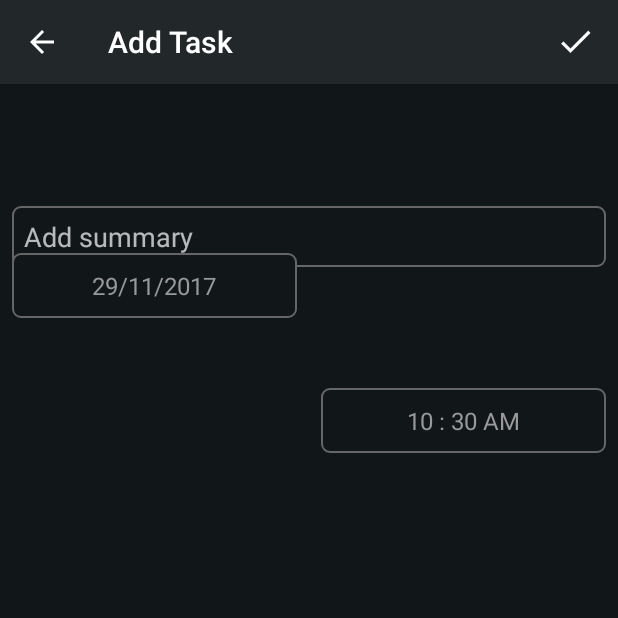
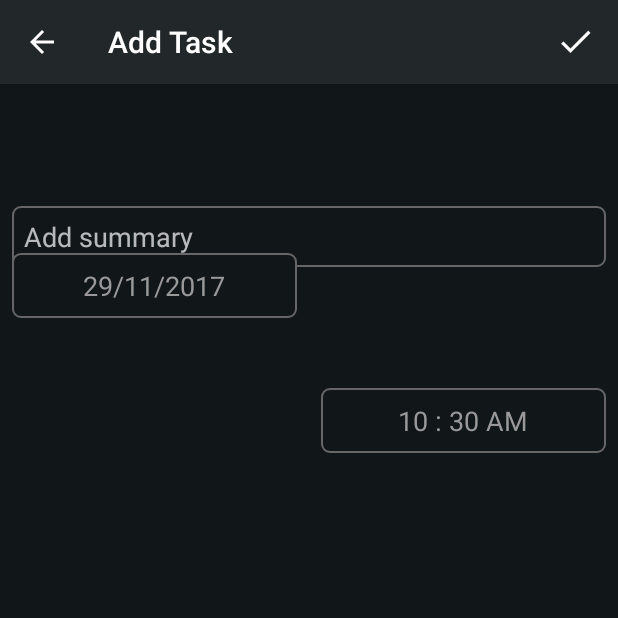
Before and after one commit to Scarfaiz/DeadlineYesterday, an Android app: the AddTaskActivity screen opened directly, with no data from a screen before it, on a phone screen of 412 x 824 dp, the top half of it. Run offline under Robolectric (Android 15) with nearby library versions, the phone set to English and light mode, and no system bars; libraries missing offline, so code that uses them is left out: com.wafflecopter.charcounttextview; plain views replace CharCountTextView; 3 statements that could not run were skipped.

Commit message:
Date- and timepicker dialogs upd

```diff
--- a/app/src/main/res/layout/activity_add_task.xml
+++ b/app/src/main/res/layout/activity_add_task.xml
@@ -59,7 +59,7 @@
         android:singleLine="true"
         android:textColor="@color/light_grey"
         android:textColorLink="@color/light_grey"
-        android:textSize="16sp"
+        android:textSize="18sp"
         android:gravity="center"
         app:layout_constraintBottom_toBottomOf="parent"
         app:layout_constraintEnd_toStartOf="@+id/setTime"
@@ -80,7 +80,7 @@
         android:singleLine="true"
         android:textColor="@color/light_grey"
         android:textColorLink="@color/light_grey"
-        android:textSize="16sp"
+        android:textSize="18sp"
         android:gravity="center"
         app:layout_constraintBottom_toBottomOf="parent"
         app:layout_constraintEnd_toEndOf="parent"
```
